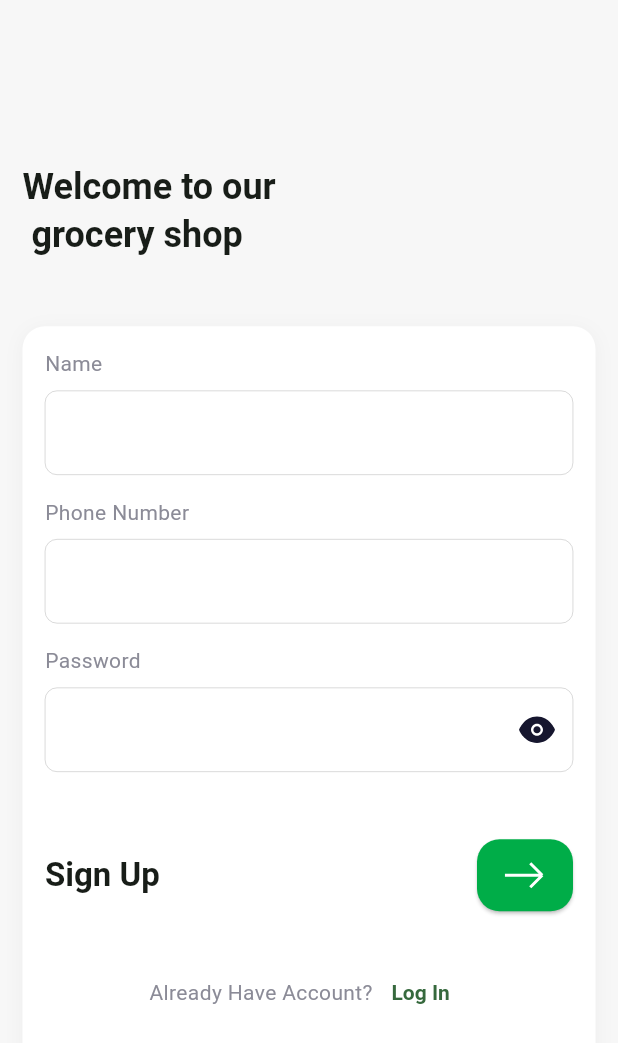
After one commit to mahabaraket/groceryAPP, a Flutter app: the SignUpPage screen opened by its route, on a phone screen of 412 x 824 dp. The commit adds this screen. Shown: the top 1043 px of the screen. Run offline on Flutter 3.47's test engine with Material 3 defaults, Android fonts, the phone set to English and light mode, and no system bars; our stand-ins replace cached_network_image, flutter_svg, form_field_validator; network calls fail; Roboto replaces fonts that are missing (Gilroy).

Commit message:
:sparkles: signup with num Verification
signup with num Verification

```diff
--- a/lib/core/routes/app_routes.dart
+++ b/lib/core/routes/app_routes.dart
@@ -4,5 +4,10 @@ class AppRoutes {
 
   static const login = '/login';
   static const signup = '/signup';
+  static const numberVerification = '/numberVerification';
+  static const forgotPassword = '/forgotPassword';
+  static const passwordReset = '/passwordReset';
   static const loginOrSignup = '/loginOrSignup';
+
+  static const entryPoint = '/entry_point';
 }
--- a/lib/core/routes/on_geerate_route.dart
+++ b/lib/core/routes/on_geerate_route.dart
@@ -1,5 +1,8 @@
 import 'package:flutter/cupertino.dart';
 import 'package:grocery_app/screens/auth/intrologin_page.dart';
+import 'package:grocery_app/screens/auth/login_or_signup_page.dart';
+import 'package:grocery_app/screens/auth/num_verif_page.dart';
+import '../../screens/auth/sign_up_page.dart';
 import 'package:grocery_app/screens/onboarding/onboarding_page.dart';
 
 import 'app_routes.dart';
@@ -13,6 +16,14 @@ class RouteGenerator {
 
       case AppRoutes.introLogin:
         return CupertinoPageRoute(builder: (_) => const IntroLoginPage());
+      case AppRoutes.signup:
+        return CupertinoPageRoute(builder: (_) => const SignUpPage());
+      case AppRoutes.loginOrSignup:
+        return CupertinoPageRoute(builder: (_) => const LoginOrSignUpPage());
+
+      case AppRoutes.numberVerification:
+        return CupertinoPageRoute(
+            builder: (_) => const NumberVerificationPage());
 
       default:
         return null;
--- a/lib/core/utils/validators.dart
+++ b/lib/core/utils/validators.dart
@@ -0,0 +1,21 @@
+import 'package:form_field_validator/form_field_validator.dart';
+
+class Validators {
+  /// Email Validator
+  static final email = EmailValidator(errorText: 'Enter a valid email address');
+
+  /// Password Validator
+  static final password = MultiValidator([
+    RequiredValidator(errorText: 'Password is required'),
+    MinLengthValidator(8, errorText: 'Password must be at least 8 digits long'),
+    PatternValidator(r'(?=.*?[#?!@$%^&*-])',
+        errorText: 'Passwords must have at least one special character')
+  ]);
+
+  /// Required Validator with Optional Field Name
+  static RequiredValidator requiredWithFieldName(String? fieldName) =>
+      RequiredValidator(errorText: '${fieldName ?? 'Field'} is required');
+
+  /// Plain Required Validator
+  static final required = RequiredValidator(errorText: 'Field is required');
+}
--- /dev/null
+++ b/lib/screens/auth/components/already_have_account.dart
@@ -0,0 +1,23 @@
+import 'package:flutter/material.dart';
+
+import '../../../core/routes/app_routes.dart';
+
+class AlreadyHaveAnAccount extends StatelessWidget {
+  const AlreadyHaveAnAccount({
+    Key? key,
+  }) : super(key: key);
+
+  @override
+  Widget build(BuildContext context) {
+    return Row(
+      mainAxisAlignment: MainAxisAlignment.center,
+      children: [
+        const Text('Already Have Account?'),
+        TextButton(
+          onPressed: () => Navigator.pushNamed(context, AppRoutes.login),
+          child: const Text('Log In'),
+        ),
+      ],
+    );
+  }
+}
--- /dev/null
+++ b/lib/screens/auth/components/signup_button.dart
@@ -0,0 +1,34 @@
+import 'package:flutter/material.dart';
+import 'package:flutter_svg/svg.dart';
+
+import '../../../core/constants/constants.dart';
+import '../../../core/routes/app_routes.dart';
+
+class SignUpButton extends StatelessWidget {
+  const SignUpButton({Key? key}) : super(key: key);
+
+  @override
+  Widget build(BuildContext context) {
+    return Padding(
+      padding: const EdgeInsets.symmetric(vertical: AppDefaults.padding * 2),
+      child: Row(children: [
+        Text('Sign Up',
+            style: Theme.of(context)
+                .textTheme
+                .titleLarge
+                ?.copyWith(fontWeight: FontWeight.bold)),
+        const Spacer(),
+        ElevatedButton(
+          onPressed: () {
+            Navigator.pushNamed(context, AppRoutes.numberVerification);
+          },
+          style: ElevatedButton.styleFrom(elevation: 1),
+          child: SvgPicture.asset(
+            AppIcons.arrowForward,
+            color: Colors.white,
+          ),
+        )
+      ]),
+    );
+  }
+}
--- /dev/null
+++ b/lib/screens/auth/components/signup_form.dart
@@ -0,0 +1,71 @@
+import 'package:flutter/material.dart';
+import 'package:flutter/services.dart';
+import 'package:flutter_svg/svg.dart';
+import 'package:grocery_app/screens/auth/components/already_have_account.dart';
+import 'package:grocery_app/screens/auth/components/signup_button.dart';
+
+import '../../../core/constants/constants.dart';
+import '../../../core/utils/validators.dart';
+
+class SignUpForm extends StatelessWidget {
+  const SignUpForm({
+    Key? key,
+  }) : super(key: key);
+
+  @override
+  Widget build(BuildContext context) {
+    return Container(
+      margin: const EdgeInsets.all(AppDefaults.margin),
+      padding: const EdgeInsets.all(AppDefaults.padding),
+      decoration: BoxDecoration(
+        color: Colors.white,
+        boxShadow: AppDefaults.bxShadow,
+        borderRadius: AppDefaults.borderRaduis,
+      ),
+      child: Column(
+        crossAxisAlignment: CrossAxisAlignment.start,
+        children: [
+          const Text("Name"),
+          const SizedBox(height: 8),
+          TextFormField(
+            validator: Validators.requiredWithFieldName('Name'),
+            textInputAction: TextInputAction.next,
+          ),
+          const SizedBox(height: AppDefaults.padding),
+          const Text("Phone Number"),
+          const SizedBox(height: 8),
+          TextFormField(
+            textInputAction: TextInputAction.next,
+            validator: Validators.required,
+            keyboardType: TextInputType.number,
+            inputFormatters: [FilteringTextInputFormatter.digitsOnly],
+          ),
+          const SizedBox(height: AppDefaults.padding),
+          const Text("Password"),
+          const SizedBox(height: 8),
+          TextFormField(
+            validator: Validators.required,
+            textInputAction: TextInputAction.next,
+            obscureText: true,
+            decoration: InputDecoration(
+              suffixIcon: Material(
+                color: Colors.transparent,
+                child: IconButton(
+                  onPressed: () {},
+                  icon: SvgPicture.asset(
+                    AppIcons.eye,
+                    width: 24,
+                  ),
+                ),
+              ),
+            ),
+          ),
+          const SizedBox(height: AppDefaults.padding),
+          const SignUpButton(),
+          const AlreadyHaveAnAccount(),
+          const SizedBox(height: AppDefaults.padding),
+        ],
+      ),
+    );
+  }
+}
--- /dev/null
+++ b/lib/screens/auth/components/signup_page_header.dart
@@ -0,0 +1,24 @@
+import 'package:flutter/material.dart';
+
+import '../../../core/constants/constants.dart';
+
+class SignUpHearder extends StatelessWidget {
+  const SignUpHearder({Key? key}) : super(key: key);
+
+  @override
+  Widget build(BuildContext context) {
+    return Align(
+      alignment: Alignment.centerLeft,
+      child: Padding(
+        padding: const EdgeInsets.all(AppDefaults.padding),
+        child: Text(
+          'Welcome to our \n grocery shop',
+          style: Theme.of(context)
+              .textTheme
+              .headlineSmall
+              ?.copyWith(fontWeight: FontWeight.bold),
+        ),
+      ),
+    );
+  }
+}
--- /dev/null
+++ b/lib/screens/auth/sign_up_page.dart
@@ -0,0 +1,30 @@
+import 'package:flutter/material.dart';
+import 'package:grocery_app/screens/auth/components/signup_form.dart';
+import 'package:grocery_app/screens/auth/components/signup_page_header.dart';
+
+import '../../core/constants/app_colors.dart';
+import '../../core/constants/app_default.dart';
+
+class SignUpPage extends StatelessWidget {
+  const SignUpPage({Key? key}) : super(key: key);
+
+  @override
+  Widget build(BuildContext context) {
+    return const Scaffold(
+      backgroundColor: AppColors.scaffoldWithBoxBg,
+      body: SafeArea(
+        child: Center(
+          child: SingleChildScrollView(
+            child: Column(
+              children: [
+                SignUpHearder(),
+                SizedBox(height: AppDefaults.padding),
+                SignUpForm(),
+              ],
+            ),
+          ),
+        ),
+      ),
+    );
+  }
+}
--- a/pubspec.yaml
+++ b/pubspec.yaml
@@ -37,6 +37,7 @@ dependencies:
   cupertino_icons: ^1.0.2
   cached_network_image: ^3.3.1
   flutter_svg: ^2.0.10+1
+  form_field_validator: ^1.1.0
 
 
 dev_dependencies:
```
Also changed, not shown: lib/core/components/app_black.dart (+19 -0 lines), lib/core/routes/unknown_page.dart (+72 -0 lines), lib/screens/auth/dialogs/verified_dialogs.dart (added, +60 -0 lines), lib/screens/auth/login_or_signup_page.dart (+118 -0 lines), lib/screens/auth/num_verif_page.dart (+235 -0 lines), lib/screens/auth/signup_page.dart (deleted), pubspec.lock.
